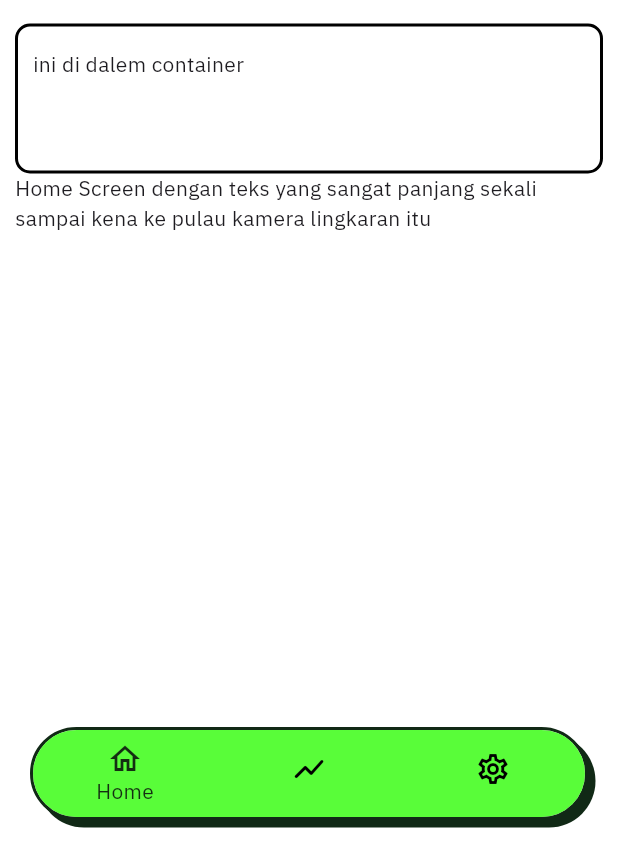
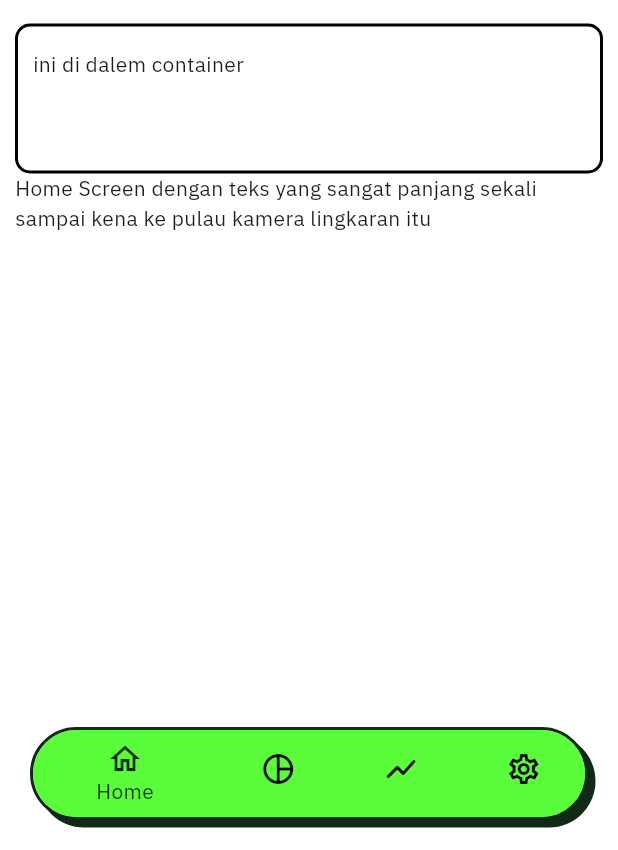
Before and after one commit to agungfir98/oraboros_flutter, a Flutter app: the screen it shows after launch, on a phone screen of 412 x 824 dp, the part 386-1236 px from its top. Run offline on Flutter 3.47's test engine with Material 3 defaults, Android fonts, the phone set to English and light mode, and no system bars; our stand-ins replace get_it, google_fonts, sqflite; accounts and stored records are empty; generated files the repository leaves out were written again; statements that could not run were skipped.

Commit message:
dashboard screen

```diff
--- a/lib/src/dashboard_feature/dashboard_view.dart
+++ b/lib/src/dashboard_feature/dashboard_view.dart
@@ -27,15 +27,25 @@ class _DashboardViewState extends State<DashboardView> {
   Widget build(BuildContext context) {
     final List<Map<String, dynamic>> sections = [
       {
-        "navItem": const BottomNavigationBarItem(
-          icon: Icon(Icons.home_outlined),
+        "navItem": BottomNavigationBarItem(
+          backgroundColor: Theme.of(context).colorScheme.primary,
+          icon: const Icon(Icons.home_outlined),
           label: "Home",
         ),
         "widget": const HomeScreen()
       },
       {
-        "navItem": const BottomNavigationBarItem(
-          icon: Icon(Icons.show_chart_rounded),
+        "navItem": BottomNavigationBarItem(
+          backgroundColor: Colors.blue[500],
+          icon: const Icon(Icons.pie_chart_outline_outlined),
+          label: "budgets",
+        ),
+        "widget": const Text("Budgets")
+      },
+      {
+        "navItem": BottomNavigationBarItem(
+          backgroundColor: Colors.amber[500],
+          icon: const Icon(Icons.show_chart_rounded),
           label: "Statistics",
         ),
         "widget": Scaffold(
@@ -47,8 +57,9 @@ class _DashboardViewState extends State<DashboardView> {
         )
       },
       {
-        "navItem": const BottomNavigationBarItem(
-          icon: Icon(Icons.settings_outlined),
+        "navItem": BottomNavigationBarItem(
+          backgroundColor: Colors.red[500],
+          icon: const Icon(Icons.settings_outlined),
           label: "Settings",
         ),
         "widget": SettingsView(controller: widget.settingsController)
@@ -76,6 +87,7 @@ class _DashboardViewState extends State<DashboardView> {
           child: ClipRRect(
             borderRadius: BorderRadius.circular(50),
             child: BottomNavigationBar(
+              type: BottomNavigationBarType.shifting,
               backgroundColor: Theme.of(context).colorScheme.primary,
               currentIndex: _currentIndex,
               showUnselectedLabels: false,
```
